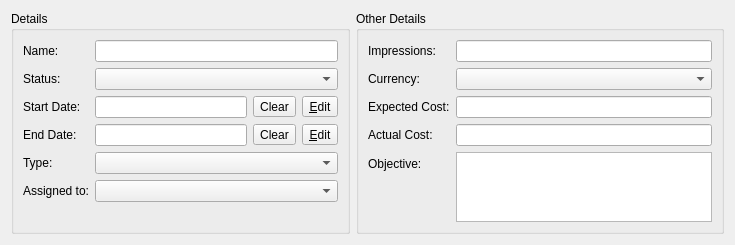
Above: client/src/details/campaigndetails.ui from KDAB/FatCRM before the change. Below: the same form after it.
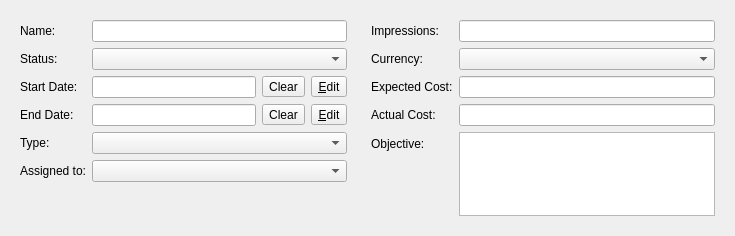
That is the form after the change. Custom widgets are drawn as their Qt base class.

What changed in the file:
```diff
--- a/client/src/details/campaigndetails.ui
+++ b/client/src/details/campaigndetails.ui
@@ -15,10 +15,7 @@
   </property>
   <layout class="QHBoxLayout" name="horizontalLayout_3">
    <item>
-    <widget class="QGroupBox" name="groupBox">
-     <property name="title">
-      <string>Details</string>
-     </property>
+    <widget class="QWidget" name="widget" native="true">
      <layout class="QFormLayout" name="formLayout">
       <item row="0" column="0">
        <widget class="QLabel" name="label">
@@ -120,10 +117,7 @@
     </widget>
    </item>
    <item>
-    <widget class="QGroupBox" name="groupBox_2">
-     <property name="title">
-      <string>Other Details</string>
-     </property>
+    <widget class="QWidget" name="widget_2" native="true">
      <layout class="QFormLayout" name="formLayout_2">
       <item row="0" column="0">
        <widget class="QLabel" name="label_8">
```
